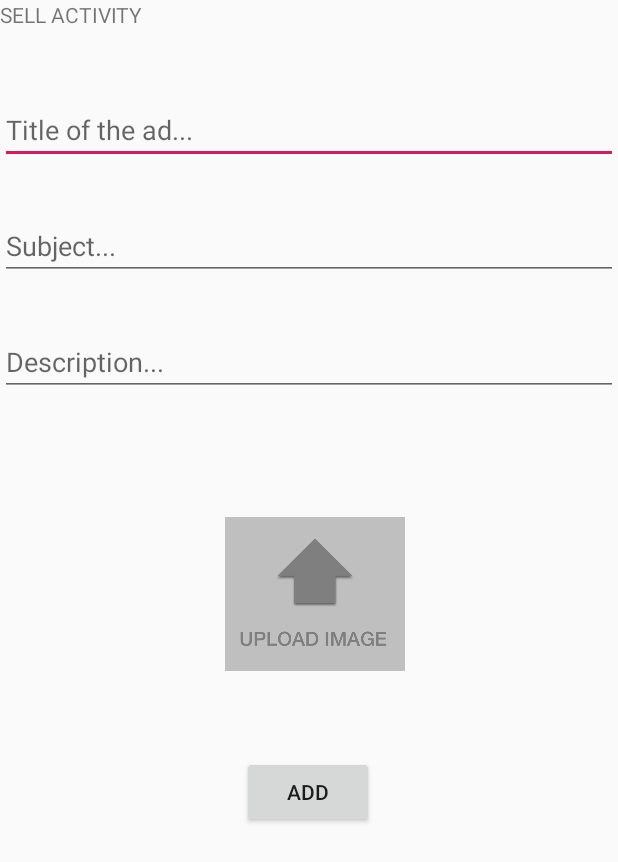
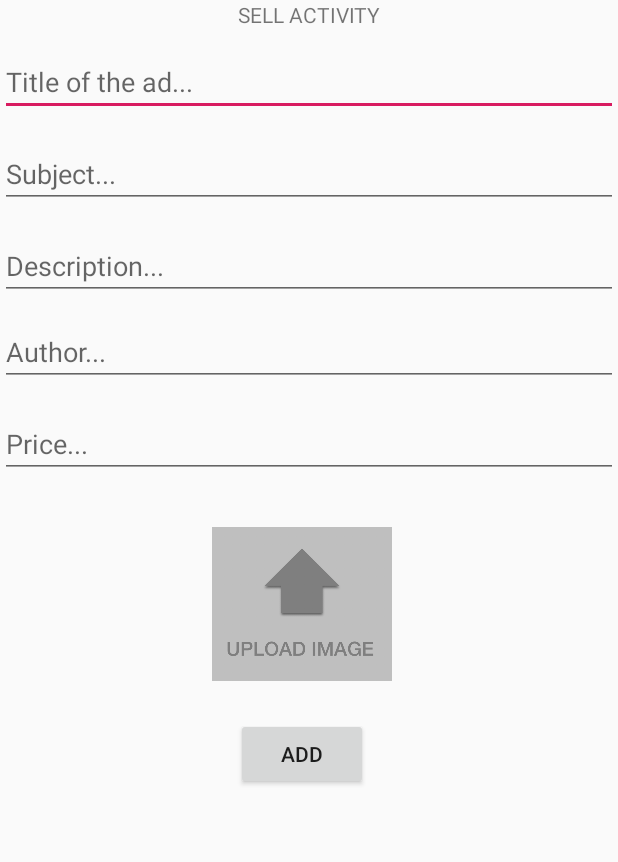
Before and after one commit to spallas/bookmarket, an Android app: the SellActivity screen opened directly, with no data from a screen before it, on a phone screen of 412 x 824 dp. Shown: the top 862 px of the screen. Run offline under Robolectric (Android 15) with nearby library versions, the phone set to English and light mode, and no system bars; our stand-ins replace ButterKnife.

Commit message:
Update sell activity. Fix API endpoints paths. Add ad activity layout.

```diff
--- a/app/src/main/java/com/gnufsociety/bookmarket/adapters/MyCardAdapter.java
+++ b/app/src/main/java/com/gnufsociety/bookmarket/adapters/MyCardAdapter.java
@@ -22,7 +22,7 @@ public class MyCardAdapter extends RecyclerView.Adapter<MyCardAdapter.CardViewHo
     public MyCardAdapter(List<Ad> list) {
         this.list = list;
 //        fstorage = FirebaseStorage.getInstance();
-//        storage = fstorage.getReferenceFromUrl("gs://openchallenge-81990.appspot.com");
+//        storage = fstorage.getReferenceFromUrlx("gs://openchallenge-81990.appspot.com");
     }
 
     @Override
--- a/app/src/main/java/com/gnufsociety/bookmarket/api/BookmarketEndpoints.java
+++ b/app/src/main/java/com/gnufsociety/bookmarket/api/BookmarketEndpoints.java
@@ -30,13 +30,13 @@ public interface BookmarketEndpoints {
     @POST("users/complete")
     Call<Void> completeProfile(@Body CompleteProfile body);
 
-    @GET("ads/{id}")
+    @GET("ad/{id}")
     Call<Ad> getAd(@Path("id") String adID);
 
     @POST("ads/")
     Call<Void> createAd(@Body AdPostInfo adInfo);
 
-    @DELETE("ads/{id}")
+    @DELETE("ad/{id}")
     Call<Void> deleteAd(@Path("id") String adID);
 
     @GET("ads/")
--- a/app/src/main/res/layout/activity_sell.xml
+++ b/app/src/main/res/layout/activity_sell.xml
@@ -12,6 +12,7 @@
     android:layout_width="match_parent"
     android:layout_height="match_parent"
     android:text="SELL ACTIVITY"
+    android:textAlignment="center"
     app:layout_constraintTop_toTopOf="parent"
     tools:layout_editor_absoluteX="0dp" />
 
@@ -19,47 +20,65 @@
         android:id="@+id/edit_ad_title"
         android:layout_width="match_parent"
         android:layout_height="wrap_content"
-        android:layout_marginTop="64dp"
+        android:layout_marginTop="32dp"
+        android:hint="Title of the ad..."
         app:layout_constraintTop_toTopOf="@+id/sell"
-        tools:layout_editor_absoluteX="0dp"
-        android:hint="Title of the ad..."/>
+        tools:layout_editor_absoluteX="0dp" />
+
+    <EditText
+        android:id="@+id/edit_ad_author"
+        android:layout_width="match_parent"
+        android:layout_height="41dp"
+        android:layout_marginTop="16dp"
+        android:hint="Author..."
+        app:layout_constraintTop_toBottomOf="@+id/edit_ad_desc"
+        tools:layout_editor_absoluteX="0dp" />
 
     <EditText
         android:id="@+id/edit_ad_subj"
         android:layout_width="match_parent"
         android:layout_height="wrap_content"
-        android:layout_marginTop="32dp"
+        android:layout_marginTop="16dp"
+        android:hint="Subject..."
         app:layout_constraintTop_toBottomOf="@+id/edit_ad_title"
-        tools:layout_editor_absoluteX="0dp"
-        android:hint="Subject..."/>
+        tools:layout_editor_absoluteX="0dp" />
 
     <EditText
         android:id="@+id/edit_ad_desc"
         android:layout_width="match_parent"
         android:layout_height="wrap_content"
-        android:layout_marginTop="32dp"
+        android:layout_marginTop="16dp"
+        android:hint="Description..."
         app:layout_constraintTop_toBottomOf="@+id/edit_ad_subj"
-        tools:layout_editor_absoluteX="0dp"
-        android:hint="Description..."/>
+        tools:layout_editor_absoluteX="0dp" />
+
+    <!-- TODO: change to NumberPicker -->
+    <EditText
+        android:id="@+id/edit_ad_price"
+        android:layout_width="match_parent"
+        android:layout_height="wrap_content"
+        android:layout_marginTop="16dp"
+        android:hint="Price..."
+        app:layout_constraintTop_toBottomOf="@+id/edit_ad_author"
+        tools:layout_editor_absoluteX="0dp" />
 
     <ImageView
         android:id="@+id/add_ad_img"
         android:layout_width="120dp"
         android:layout_height="120dp"
         android:layout_centerHorizontal="true"
-        android:layout_marginStart="8dp"
-        android:layout_marginTop="72dp"
+        android:layout_marginTop="24dp"
         android:src="@drawable/upload_img"
         app:layout_constraintEnd_toEndOf="@+id/sell"
+        app:layout_constraintHorizontal_bias="0.484"
         app:layout_constraintStart_toStartOf="@+id/sell"
-        app:layout_constraintTop_toBottomOf="@+id/edit_ad_desc" />
+        app:layout_constraintTop_toBottomOf="@+id/edit_ad_price" />
 
     <Button
         android:id="@+id/add_ad_btn"
         android:layout_width="wrap_content"
         android:layout_height="wrap_content"
-        android:layout_marginStart="8dp"
-        android:layout_marginTop="48dp"
+        android:layout_marginTop="16dp"
         android:text="ADD"
         app:layout_constraintEnd_toEndOf="@+id/sell"
         app:layout_constraintHorizontal_bias="0.485"
--- a/app/src/main/res/layout/fragment_home.xml
+++ b/app/src/main/res/layout/fragment_home.xml
@@ -17,6 +17,7 @@
             android:layout_height="match_parent"
             android:layout_marginTop="4dp"
             android:text="HOME"
+            android:textAlignment="center"
             app:layout_constraintTop_toTopOf="parent"
             tools:layout_editor_absoluteX="0dp" />
 
```
Also changed, not shown: app/src/main/java/com/gnufsociety/bookmarket/ProfileFragment.java (+2 -5 lines), app/src/main/java/com/gnufsociety/bookmarket/SellActivity.java (+73 -8 lines), app/src/main/java/com/gnufsociety/bookmarket/models/AdPostInfo.java (+20 -6 lines), app/src/main/res/layout/activity_ad.xml (+79 -0 lines). Lines whose indentation alone changed are shown as unchanged.
